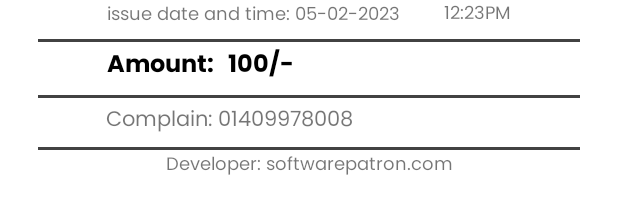
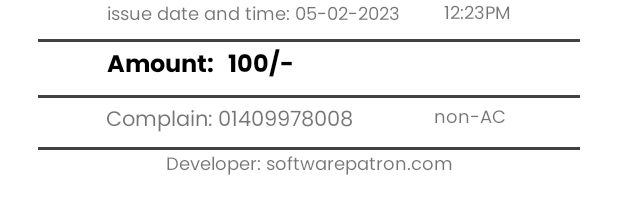
Before and after one commit to Rusian007/Bus_App, an Android app: the layout ticket_short_route.xml on its own in the app's theme, with its tools: preview values and no code run, on a phone screen of 412 x 824 dp. Shown: the part 514-728 px from the top of the screen. Run offline under Robolectric (Android 15) with nearby library versions, the phone set to English and light mode, and no system bars.

Commit message:
issus solved as of 15:43

```diff
--- a/app/src/main/java/com/example/busapp/Adaptar/FromLocationAdapter.java
+++ b/app/src/main/java/com/example/busapp/Adaptar/FromLocationAdapter.java
@@ -1,5 +1,6 @@
 package com.example.busapp.Adaptar;
 
+import android.annotation.SuppressLint;
 import android.content.Context;
 import android.graphics.Color;
 import android.util.Log;
@@ -41,7 +42,7 @@ public class FromLocationAdapter extends RecyclerView.Adapter<FromLocationAdapte
     }
 
     @Override
-    public void onBindViewHolder(@NonNull FromLocationAdapter.ViewHolder holder, int position) {
+    public void onBindViewHolder(@NonNull FromLocationAdapter.ViewHolder holder, @SuppressLint("RecyclerView") int position) {
         ShortRoute_LocationModel location;
         holder.locationText.setText(locations.get(position).getStart_location());
         location = locations.get(position);
@@ -65,7 +66,7 @@ public class FromLocationAdapter extends RecyclerView.Adapter<FromLocationAdapte
 
                         Startlocation.AddStartLocation(location.getStart_location());
                         location.setIs_clicked(true);
-                    } else if(position == seatPos){ // if the current seat matches the selected seat
+                    } else if(Startlocation.isSelected()){ // if the current seat matches the selected seat
                         // then release the selected seat and enable seat clicking again
                         isSelected = false;
                         Startlocation.RemoveStartLocation(location.getStart_location());
--- a/app/src/main/java/com/example/busapp/Booking/ShortRouteBooking/ShortRouteBookingActivity.java
+++ b/app/src/main/java/com/example/busapp/Booking/ShortRouteBooking/ShortRouteBookingActivity.java
@@ -98,7 +98,7 @@ public class ShortRouteBookingActivity extends AppCompatActivity implements ToLo
             Toast.makeText(getApplicationContext(),"Your Ticket is being printed !", Toast.LENGTH_SHORT).show();
             // Print ticket here
             // Change later
-            Intent intent = new Intent(this, ShortRouteFromLoationActivity.class);
+            Intent intent = new Intent(this, ShortRouteBookingActivity.class);
             final Handler handler = new Handler();
             handler.postDelayed(new Runnable() {
                 @Override
@@ -109,6 +109,7 @@ public class ShortRouteBookingActivity extends AppCompatActivity implements ToLo
                     finish();
                 }
             }, 1000);
+
 
 
         }
--- a/app/src/main/res/layout/ticket_long_route.xml
+++ b/app/src/main/res/layout/ticket_long_route.xml
@@ -377,7 +377,7 @@
         android:layout_height="wrap_content"
         android:layout_marginStart="2dp"
         android:layout_marginTop="2dp"
-        android:fontFamily="@font/poppins_regular"
+        android:fontFamily="@font/poppins_bold"
         android:text="1100/-"
         android:textColor="@color/black"
         android:textSize="12sp"
--- a/app/src/main/res/layout/ticket_short_route.xml
+++ b/app/src/main/res/layout/ticket_short_route.xml
@@ -223,4 +223,17 @@
         app:layout_constraintEnd_toEndOf="parent"
         app:layout_constraintStart_toStartOf="parent"
         app:layout_constraintTop_toBottomOf="@+id/anotherview1" />
+
+    <TextView
+        android:id="@+id/Bustype_short_route"
+        android:layout_width="wrap_content"
+        android:layout_height="wrap_content"
+        android:layout_marginTop="3dp"
+        android:fontFamily="@font/poppins_regular"
+        android:text="non-AC"
+        android:textSize="12sp"
+        app:layout_constraintEnd_toEndOf="parent"
+        app:layout_constraintHorizontal_bias="0.52"
+        app:layout_constraintStart_toEndOf="@+id/complainText"
+        app:layout_constraintTop_toBottomOf="@+id/anotherview" />
 </androidx.constraintlayout.widget.ConstraintLayout>
```
Also changed, not shown: app/src/main/java/com/example/busapp/Booking/ShortRouteBooking/ShortRouteFromLoationActivity.java (+6 -5 lines).
